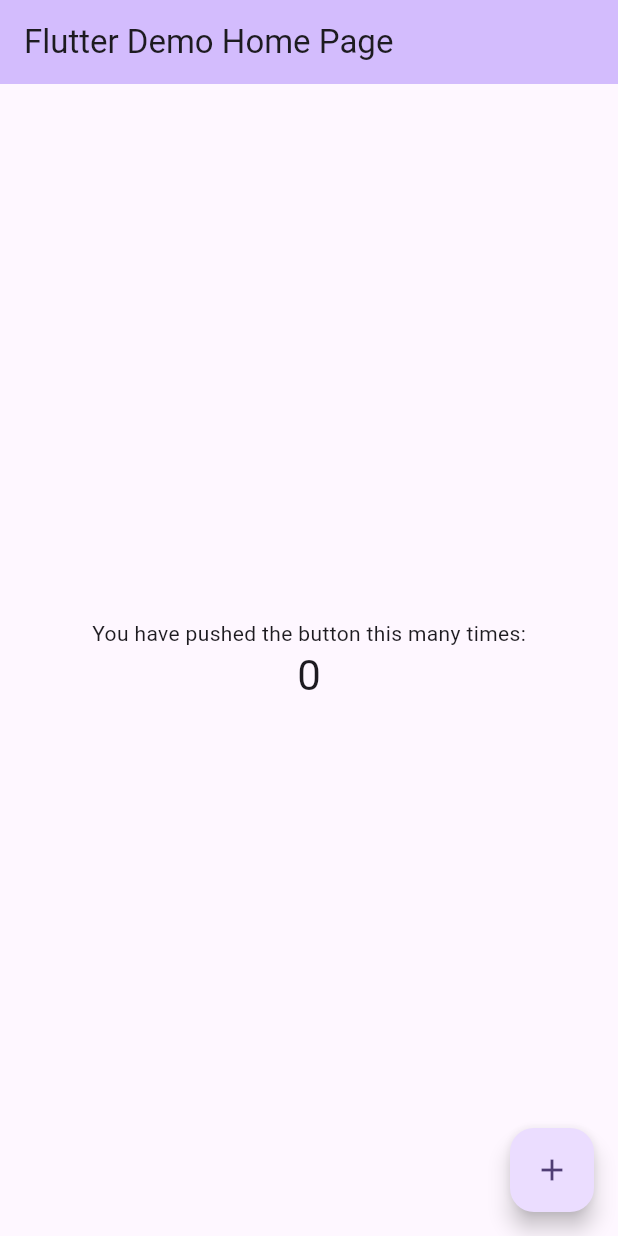
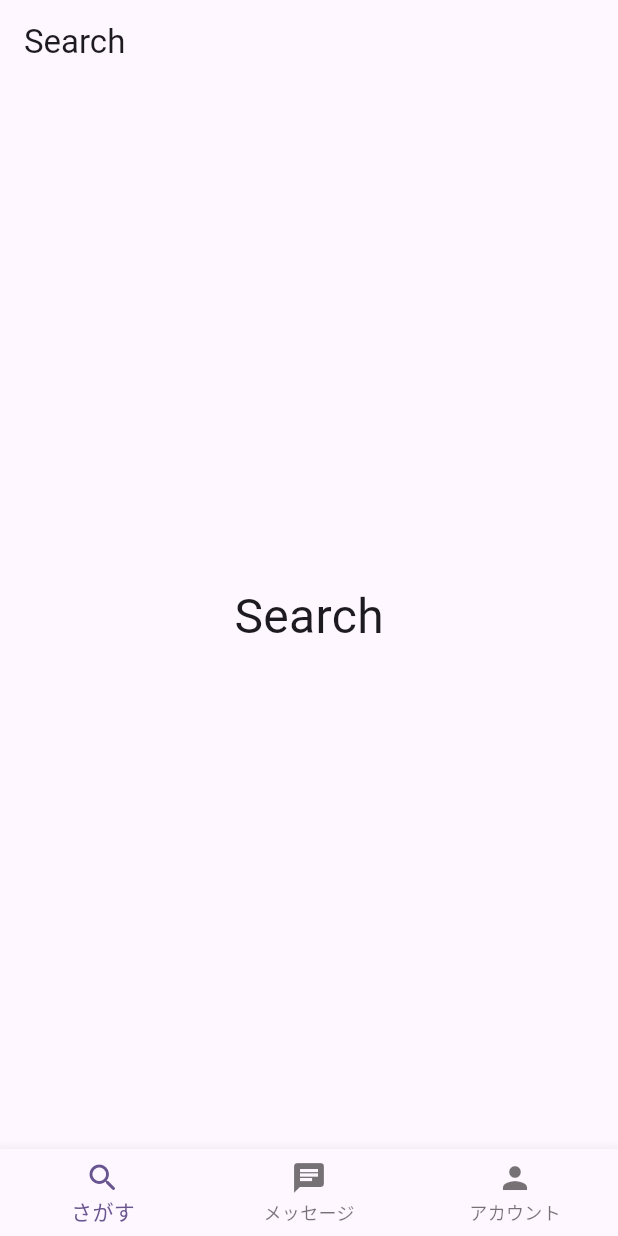
Before and after one commit to T2RMM/rigsby, a Flutter app: the screen it shows after launch, on a phone screen of 412 x 824 dp. Run offline on Flutter 3.47's test engine with Material 2 defaults, Android fonts, the phone set to English and light mode, and no system bars.

Commit message:
Create bottom navigation bar

```diff
--- a/lib/main.dart
+++ b/lib/main.dart
@@ -1,4 +1,7 @@
 import 'package:flutter/material.dart';
+import 'package:rigsby/view/message_view.dart';
+import 'package:rigsby/view/mypage_view.dart';
+import 'package:rigsby/view/search_view.dart';
 
 void main() {
   runApp(const MyApp());
@@ -7,47 +10,21 @@ void main() {
 class MyApp extends StatelessWidget {
   const MyApp({super.key});
 
-  // This widget is the root of your application.
   @override
   Widget build(BuildContext context) {
     return MaterialApp(
-      title: 'Flutter Demo',
+      title: 'Rigsby',
       theme: ThemeData(
-        // This is the theme of your application.
-        //
-        // TRY THIS: Try running your application with "flutter run". You'll see
-        // the application has a blue toolbar. Then, without quitting the app,
-        // try changing the seedColor in the colorScheme below to Colors.green
-        // and then invoke "hot reload" (save your changes or press the "hot
-        // reload" button in a Flutter-supported IDE, or press "r" if you used
-        // the command line to start the app).
-        //
-        // Notice that the counter didn't reset back to zero; the application
-        // state is not lost during the reload. To reset the state, use hot
-        // restart instead.
-        //
-        // This works for code too, not just values: Most code changes can be
-        // tested with just a hot reload.
         colorScheme: ColorScheme.fromSeed(seedColor: Colors.deepPurple),
         useMaterial3: true,
       ),
-      home: const MyHomePage(title: 'Flutter Demo Home Page'),
+      home: const MyHomePage(title: 'Top Page'),
     );
   }
 }
 
 class MyHomePage extends StatefulWidget {
   const MyHomePage({super.key, required this.title});
-
-  // This widget is the home page of your application. It is stateful, meaning
-  // that it has a State object (defined below) that contains fields that affect
-  // how it looks.
-
-  // This class is the configuration for the state. It holds the values (in this
-  // case the title) provided by the parent (in this case the App widget) and
-  // used by the build method of the State. Fields in a Widget subclass are
-  // always marked "final".
-
   final String title;
 
   @override
@@ -55,71 +32,33 @@ class MyHomePage extends StatefulWidget {
 }
 
 class _MyHomePageState extends State<MyHomePage> {
-  int _counter = 0;
+  static const _screens = [
+    SearchView(),
+    MessageView(),
+    MyPageView(),
+  ];
 
-  void _incrementCounter() {
+  int _selectedIndex = 0;
+
+  void _onItemTapped(int index) {
     setState(() {
-      // This call to setState tells the Flutter framework that something has
-      // changed in this State, which causes it to rerun the build method below
-      // so that the display can reflect the updated values. If we changed
-      // _counter without calling setState(), then the build method would not be
-      // called again, and so nothing would appear to happen.
-      _counter++;
+      _selectedIndex = index;
     });
   }
 
   @override
   Widget build(BuildContext context) {
-    // This method is rerun every time setState is called, for instance as done
-    // by the _incrementCounter method above.
-    //
-    // The Flutter framework has been optimized to make rerunning build methods
-    // fast, so that you can just rebuild anything that needs updating rather
-    // than having to individually change instances of widgets.
     return Scaffold(
-      appBar: AppBar(
-        // TRY THIS: Try changing the color here to a specific color (to
-        // Colors.amber, perhaps?) and trigger a hot reload to see the AppBar
-        // change color while the other colors stay the same.
-        backgroundColor: Theme.of(context).colorScheme.inversePrimary,
-        // Here we take the value from the MyHomePage object that was created by
-        // the App.build method, and use it to set our appbar title.
-        title: Text(widget.title),
-      ),
-      body: Center(
-        // Center is a layout widget. It takes a single child and positions it
-        // in the middle of the parent.
-        child: Column(
-          // Column is also a layout widget. It takes a list of children and
-          // arranges them vertically. By default, it sizes itself to fit its
-          // children horizontally, and tries to be as tall as its parent.
-          //
-          // Column has various properties to control how it sizes itself and
-          // how it positions its children. Here we use mainAxisAlignment to
-          // center the children vertically; the main axis here is the vertical
-          // axis because Columns are vertical (the cross axis would be
-          // horizontal).
-          //
-          // TRY THIS: Invoke "debug painting" (choose the "Toggle Debug Paint"
-          // action in the IDE, or press "p" in the console), to see the
-          // wireframe for each widget.
-          mainAxisAlignment: MainAxisAlignment.center,
-          children: <Widget>[
-            const Text(
-              'You have pushed the button this many times:',
-            ),
-            Text(
-              '$_counter',
-              style: Theme.of(context).textTheme.headlineMedium,
-            ),
+        body: _screens[_selectedIndex],
+        bottomNavigationBar: BottomNavigationBar(
+          currentIndex: _selectedIndex,
+          onTap: _onItemTapped,
+          items: const <BottomNavigationBarItem>[
+            BottomNavigationBarItem(icon: Icon(Icons.search_rounded), label: 'さがす'),
+            BottomNavigationBarItem(icon: Icon(Icons.chat), label: 'メッセージ'),
+            BottomNavigationBarItem(icon: Icon(Icons.person), label: 'アカウント'),
           ],
-        ),
-      ),
-      floatingActionButton: FloatingActionButton(
-        onPressed: _incrementCounter,
-        tooltip: 'Increment',
-        child: const Icon(Icons.add),
-      ), // This trailing comma makes auto-formatting nicer for build methods.
-    );
+          type: BottomNavigationBarType.fixed,
+        ));
   }
 }
--- /dev/null
+++ b/lib/view/search_view.dart
@@ -0,0 +1,16 @@
+import 'package:flutter/material.dart';
+
+class SearchView extends StatelessWidget {
+  const SearchView({Key? key}) : super(key: key);
+
+  @override
+  Widget build(BuildContext context) {
+    return Scaffold(
+      appBar: AppBar(
+        title: const Text('Search'),
+      ),
+      body: const Center(
+          child: Text('Search', style: TextStyle(fontSize: 32.0))),
+    );
+  }
+}
```
Also changed, not shown: lib/view/message_view.dart (added, +16 -0 lines), lib/view/mypage_view.dart (added, +16 -0 lines).
